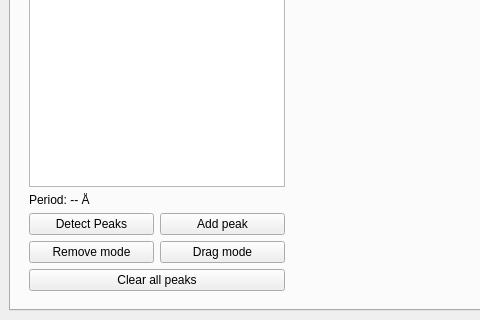
Qt form form.ui (sstendahl/KARIN) before a commit; both pictures show x 0 to 480 and y 537 to 857 of the 1344 by 857 pixel window.
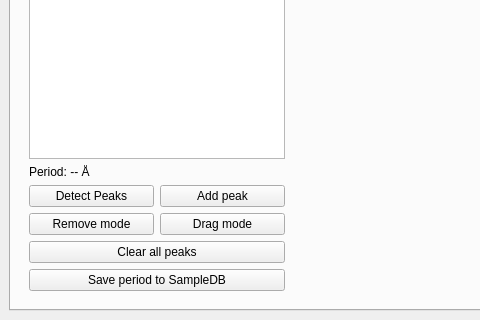
The same form after that commit.

Commit message: Added "add Period to SampleDB" functionality

The edit to the form file:
```diff
--- a/form.ui
+++ b/form.ui
@@ -58,48 +58,13 @@
                  <layout class="QVBoxLayout" name="verticalLayout_3">
                   <item>
                    <layout class="QGridLayout" name="gridLayout_2">
-                    <item row="6" column="0">
+                    <item row="7" column="0">
                      <widget class="QPushButton" name="removeAll_button">
                       <property name="text">
                        <string>Clear all peaks</string>
                       </property>
                      </widget>
                     </item>
-                    <item row="3" column="0" alignment="Qt::AlignLeft">
-                     <widget class="QListWidget" name="peakList">
-                      <property name="enabled">
-                       <bool>true</bool>
-                      </property>
-                      <property name="sizePolicy">
-                       <sizepolicy hsizetype="MinimumExpanding" vsizetype="Expanding">
-                        <horstretch>0</horstretch>
-                        <verstretch>0</verstretch>
-                       </sizepolicy>
-                      </property>
-                      <property name="editTriggers">
-                       <set>QAbstractItemView::NoEditTriggers</set>
-                      </property>
-                      <property name="selectionMode">
-                       <enum>QAbstractItemView::NoSelection</enum>
-                      </property>
-                     </widget>
-                    </item>
-                    <item row="4" column="0">
-                     <widget class="QLabel" name="PeriodXray">
-                      <property name="sizePolicy">
-                       <sizepolicy hsizetype="Maximum" vsizetype="Maximum">
-                        <horstretch>0</horstretch>
-                        <verstretch>0</verstretch>
-                       </sizepolicy>
-                      </property>
-                      <property name="text">
-                       <string>Period: -- Å</string>
-                      </property>
-                      <property name="alignment">
-                       <set>Qt::AlignLeading|Qt::AlignLeft|Qt::AlignTop</set>
-                      </property>
-                     </widget>
-                    </item>
                     <item row="5" column="0">
                      <layout class="QGridLayout" name="gridLayout">
                       <item row="1" column="1">
@@ -147,6 +112,48 @@
                       </item>
                      </layout>
                     </item>
+                    <item row="3" column="0" alignment="Qt::AlignLeft">
+                     <widget class="QListWidget" name="peakList">
+                      <property name="enabled">
+                       <bool>true</bool>
+                      </property>
+                      <property name="sizePolicy">
+                       <sizepolicy hsizetype="MinimumExpanding" vsizetype="Expanding">
+                        <horstretch>0</horstretch>
+                        <verstretch>0</verstretch>
+                       </sizepolicy>
+                      </property>
+                      <property name="editTriggers">
+                       <set>QAbstractItemView::NoEditTriggers</set>
+                      </property>
+                      <property name="selectionMode">
+                       <enum>QAbstractItemView::NoSelection</enum>
+                      </property>
+                     </widget>
+                    </item>
+                    <item row="4" column="0">
+                     <widget class="QLabel" name="periodLabel">
+                      <property name="sizePolicy">
+                       <sizepolicy hsizetype="Maximum" vsizetype="Maximum">
+                        <horstretch>0</horstretch>
+                        <verstretch>0</verstretch>
+                       </sizepolicy>
+                      </property>
+                      <property name="text">
+                       <string>Period: -- Å</string>
+                      </property>
+                      <property name="alignment">
+                       <set>Qt::AlignLeading|Qt::AlignLeft|Qt::AlignTop</set>
+                      </property>
+                     </widget>
+                    </item>
+                    <item row="8" column="0">
+                     <widget class="QPushButton" name="savePeriod_button">
+                      <property name="text">
+                       <string>Save period to SampleDB</string>
+                      </property>
+                     </widget>
+                    </item>
                    </layout>
                   </item>
                  </layout>
```
The commit also changes 9 other files.
